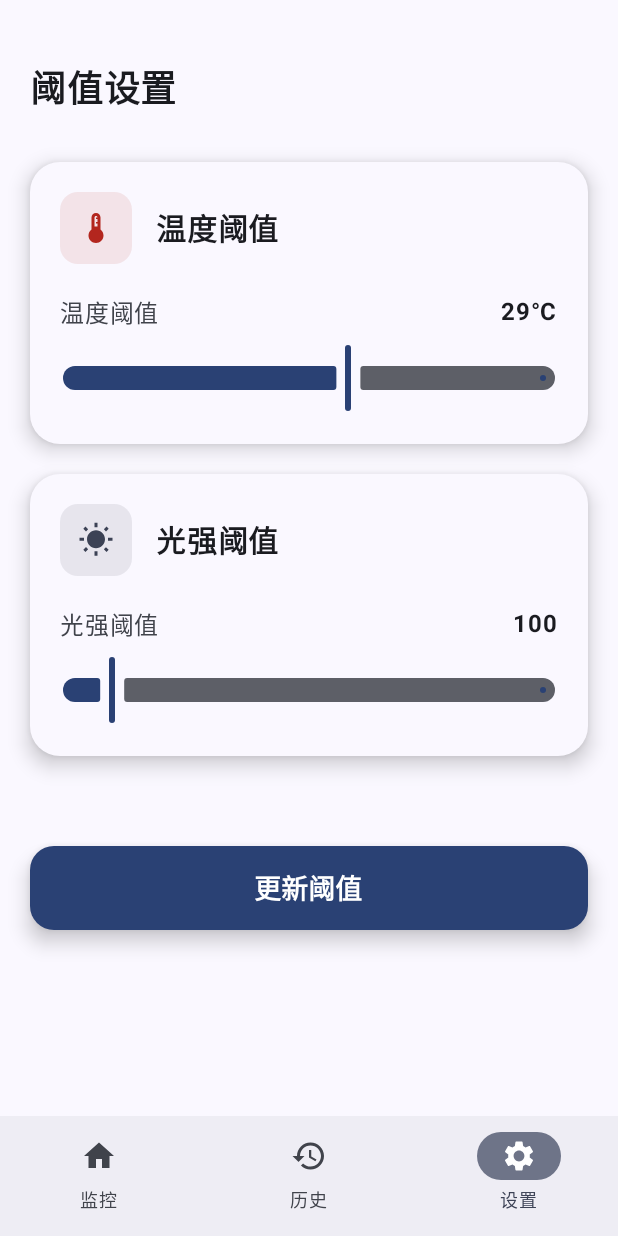
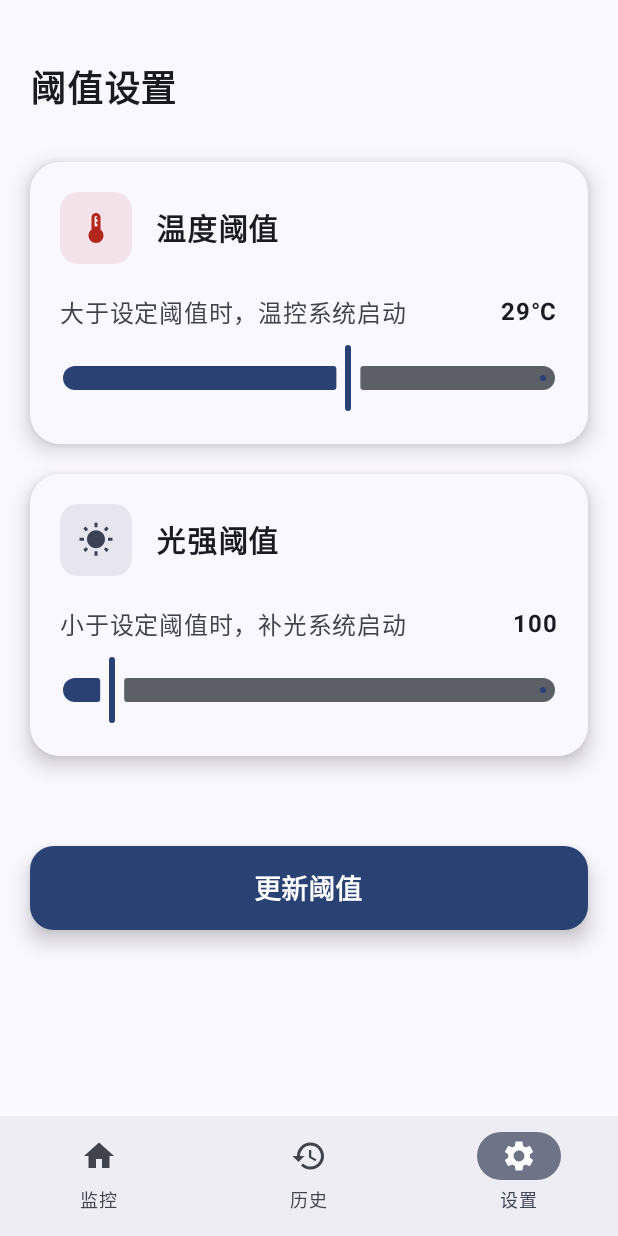
Before and after one commit to wurslu/xiaoji, an Android app built with Jetpack Compose: the SettingsScreen screen opened through its navigation route, on a phone screen of 412 x 824 dp. Run offline under Robolectric (Android 15) with nearby library versions, the phone set to English and light mode, and no system bars; our stand-ins replace Room's generated code; 1 statement that could not run was skipped.

Commit message:
18.84,修复样式

```diff
--- a/app/build.gradle.kts
+++ b/app/build.gradle.kts
@@ -15,7 +15,7 @@ android {
         minSdk = 29
         targetSdk = 35
         versionCode = 1
-        versionName = "1.4"
+        versionName = "1.4.1"
 
         testInstrumentationRunner = "androidx.test.runner.AndroidJUnitRunner"
     }
--- a/app/src/main/java/com/example/thebest/ui/compose/SettingScreen.kt
+++ b/app/src/main/java/com/example/thebest/ui/compose/SettingScreen.kt
@@ -207,7 +207,7 @@ fun TemperatureSettingCard(
         color = MaterialTheme.colorScheme.error
     ) {
         SliderSetting(
-            label = "温度阈值",
+            label = "大于设定阈值时，温控系统启动",
             value = tempThreshold,
             onValueChange = onTempThresholdChange,
             valueRange = 0..50,
@@ -227,7 +227,7 @@ fun LightSettingCard(
         color = MaterialTheme.colorScheme.secondary
     ) {
         SliderSetting(
-            label = "光强阈值",
+            label = "小于设定阈值时，补光系统启动",
             value = lightThreshold,
             onValueChange = onLightThresholdChange,
             valueRange = 0..1000,
```
Also changed, not shown: 2 other files.
